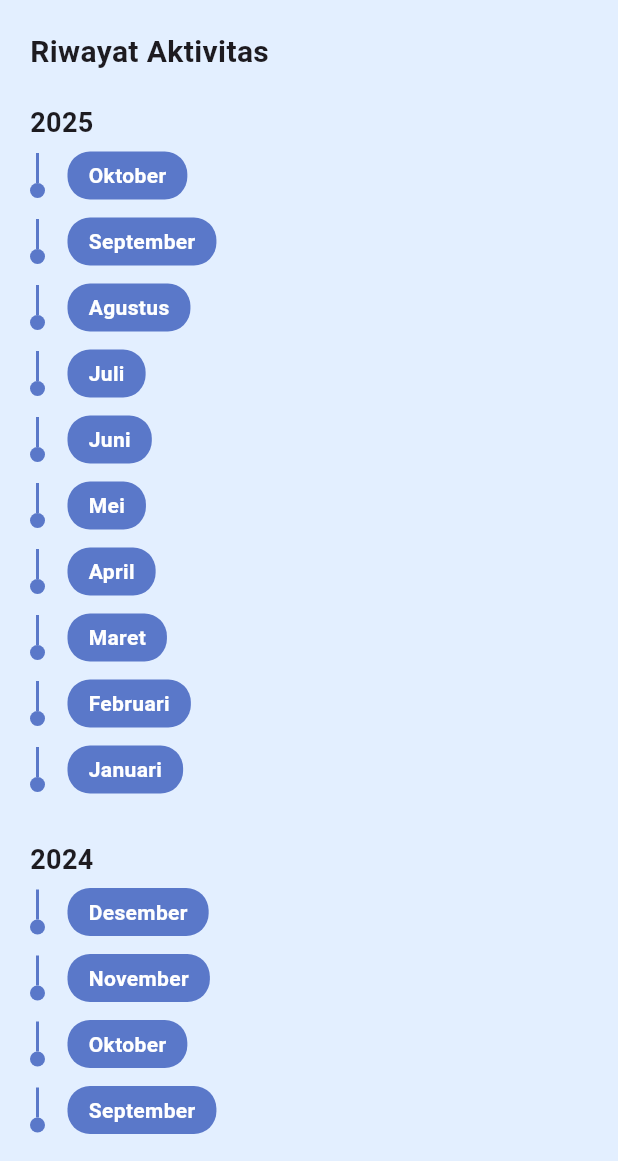
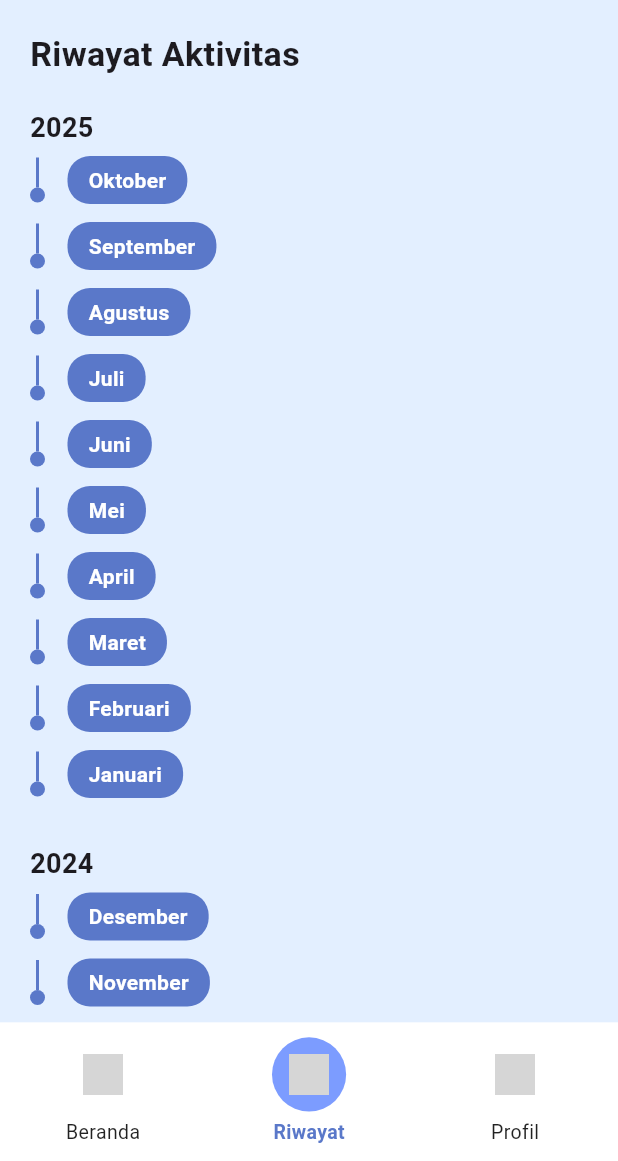
Before and after one commit to OrionZ12/StockFlow-tubes, a Flutter app: the RiwayatPage screen opened by its route, on a phone screen of 412 x 824 dp, the part 75-1236 px from its top. Run offline on Flutter 3.47's test engine with Material 3 defaults, Android fonts, the light colour scheme and no system bars; our stand-ins replace go_router; Roboto replaces fonts that are missing (RobotoSerif); grey boxes are pictures that could not be loaded.

Commit message:
navbar riwayat

```diff
--- a/lib/screen/history_screen.dart
+++ b/lib/screen/history_screen.dart
@@ -1,6 +1,16 @@
 import 'package:flutter/material.dart';
+import 'package:go_router/go_router.dart';
 
-class RiwayatPage extends StatelessWidget {
+class RiwayatPage extends StatefulWidget {
+  const RiwayatPage({super.key});
+
+  @override
+  State<RiwayatPage> createState() => _RiwayatPageState();
+}
+
+class _RiwayatPageState extends State<RiwayatPage> {
+  int _selectedIndex = 1; // "Riwayat" aktif
+
   final Map<int, List<String>> data = {
     2025: [
       "Oktober",
@@ -23,11 +33,101 @@ class RiwayatPage extends StatelessWidget {
     ],
   };
 
+  // =============== BOTTOM NAV ACTION ==================
+
+  void _onNavTap(int index) {
+    if (index == _selectedIndex) return;
+
+    setState(() => _selectedIndex = index);
+
+    switch (index) {
+      case 0:
+        context.go('/home');
+        break;
+      case 1:
+        context.go('/history');
+        break;
+      case 2:
+        context.go('/profile'); // kalau belum ada, buat nanti
+        break;
+    }
+  }
+
+  // =============== RESPONSIVE BOTTOM NAVBAR ===============
+
+  Widget buildNavbar(BuildContext context) {
+    double iconSize = MediaQuery.of(context).size.width * 0.065;
+    double bubbleSize = MediaQuery.of(context).size.width * 0.12;
+
+    return Container(
+      padding: const EdgeInsets.symmetric(vertical: 10),
+      decoration: const BoxDecoration(color: Colors.white),
+      child: Row(
+        mainAxisAlignment: MainAxisAlignment.spaceAround,
+        children: [
+          navItem(context, 0, "Beranda", "assets/icons/home.png",
+              iconSize, bubbleSize),
+          navItem(context, 1, "Riwayat", "assets/icons/history.png",
+              iconSize, bubbleSize),
+          navItem(context, 2, "Profil", "assets/icons/profile.png",
+              iconSize, bubbleSize),
+        ],
+      ),
+    );
+  }
+
+  Widget navItem(BuildContext context, int index, String label, String iconPath,
+      double iconSize, double bubbleSize) {
+    bool isActive = _selectedIndex == index;
+
+    return GestureDetector(
+      onTap: () => _onNavTap(index),
+      child: Column(
+        mainAxisSize: MainAxisSize.min,
+        children: [
+          // BUBBLE + ICON
+          Container(
+            width: bubbleSize,
+            height: bubbleSize,
+            decoration: BoxDecoration(
+              color: isActive ? const Color(0xff7c9cff) : Colors.transparent,
+              borderRadius: BorderRadius.circular(50),
+            ),
+            child: Center(
+              child: Image.asset(
+                iconPath,
+                width: iconSize,
+                height: iconSize,
+                color: isActive ? Colors.white : Colors.black87,
+              ),
+            ),
+          ),
+          const SizedBox(height: 4),
+
+          // LABEL
+          Text(
+            label,
+            style: TextStyle(
+              fontSize: 13,
+              fontWeight: isActive ? FontWeight.w600 : FontWeight.w400,
+              color: isActive ? const Color(0xff5a78c9) : Colors.black87,
+            ),
+          ),
+        ],
+      ),
+    );
+  }
+
+  // ===========================================================
+
   @override
   Widget build(BuildContext context) {
+    double titleSize = MediaQuery.of(context).size.width * 0.055;
+
     return Scaffold(
       backgroundColor: const Color(0xffe3efff),
 
+      // =========== BODY =============
       body: SafeArea(
         child: Padding(
           padding: const EdgeInsets.symmetric(horizontal: 20, vertical: 10),
@@ -37,7 +137,7 @@ class RiwayatPage extends StatelessWidget {
               Row(
                 children: [
                   GestureDetector(
-                    onTap: () => Navigator.pop(context),
+                    onTap: () => context.go('/home'),
                     child: Container(
                       padding: const EdgeInsets.all(8),
                       decoration: BoxDecoration(
@@ -61,10 +161,10 @@ class RiwayatPage extends StatelessWidget {
 
               const SizedBox(height: 20),
 
-              const Text(
+              Text(
                 "Riwayat Aktivitas",
                 style: TextStyle(
-                  fontSize: 20,
+                  fontSize: titleSize,
                   fontWeight: FontWeight.bold,
                 ),
               ),
@@ -76,8 +176,13 @@ class RiwayatPage extends StatelessWidget {
           ),
         ),
       ),
+
+      // ========== BOTTOM NAVBAR ==========
+      bottomNavigationBar: buildNavbar(context),
     );
   }
+
+  // ========== TIMELINE ==========
 
   Widget buildTimeline() {
     return ListView(
@@ -95,9 +200,12 @@ class RiwayatPage extends StatelessWidget {
                 fontWeight: FontWeight.bold,
               ),
             ),
+
+            // List bulan
             Column(
               children: months.map((month) => buildTimelineItem(month)).toList(),
             ),
+
             const SizedBox(height: 25),
           ],
         );
@@ -108,7 +216,6 @@ class RiwayatPage extends StatelessWidget {
   Widget buildTimelineItem(String month) {
     return Row(
       children: [
-        // Garis timeline
         Column(
           children: [
             Container(
@@ -119,16 +226,16 @@ class RiwayatPage extends StatelessWidget {
             Container(
               width: 10,
               height: 10,
-              decoration: BoxDecoration(
-                color: const Color(0xff5a78c9),
+              decoration: const BoxDecoration(
+                color: Color(0xff5a78c9),
                 shape: BoxShape.circle,
               ),
             ),
           ],
         ),
+
         const SizedBox(width: 15),
 
-        // Label Bulan
         Container(
           padding: const EdgeInsets.symmetric(horizontal: 14, vertical: 6),
           margin: const EdgeInsets.symmetric(vertical: 6),
@@ -148,6 +255,4 @@ class RiwayatPage extends StatelessWidget {
       ],
     );
   }
-
-
 }
```
Also changed, not shown: lib/widget/bottom_nav_bar.dart (+11 -8 lines).
